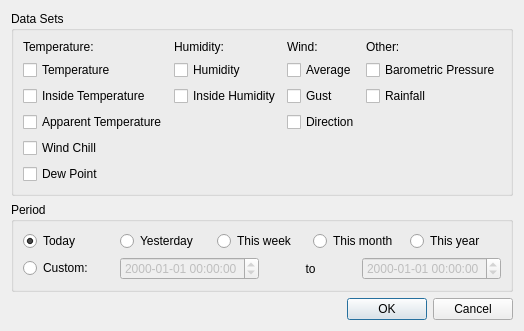
davidrg/zxweather, file desktop/charts/chartoptionsdialog.ui: the form before one commit.
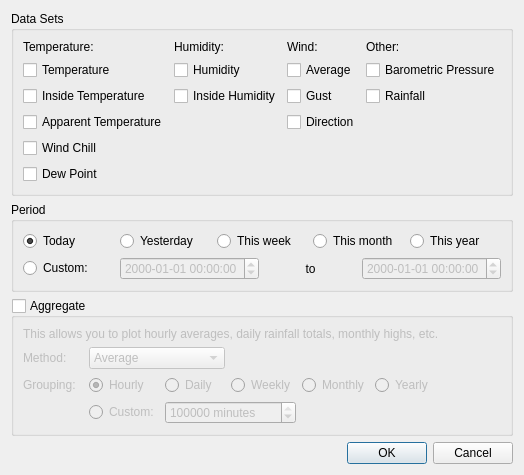
The form after the commit. Icons and pictures are not drawn.

Patch:
```diff
--- a/desktop/charts/chartoptionsdialog.ui
+++ b/desktop/charts/chartoptionsdialog.ui
@@ -7,7 +7,7 @@
     <x>0</x>
     <y>0</y>
     <width>468</width>
-    <height>292</height>
+    <height>419</height>
    </rect>
   </property>
   <property name="windowTitle">
@@ -18,16 +18,6 @@
     <normaloff>:/icons/chart-edit</normaloff>:/icons/chart-edit</iconset>
   </property>
   <layout class="QGridLayout" name="gridLayout_4">
-   <item row="2" column="0" colspan="2">
-    <widget class="QDialogButtonBox" name="buttonBox">
-     <property name="orientation">
-      <enum>Qt::Horizontal</enum>
-     </property>
-     <property name="standardButtons">
-      <set>QDialogButtonBox::Cancel|QDialogButtonBox::Ok</set>
-     </property>
-    </widget>
-   </item>
    <item row="0" column="0" colspan="2">
     <widget class="QGroupBox" name="groupBox_2">
      <property name="title">
@@ -273,6 +263,157 @@
      </layout>
     </widget>
    </item>
+   <item row="2" column="0" colspan="2">
+    <widget class="QGroupBox" name="gbAggregate">
+     <property name="title">
+      <string>Aggregate</string>
+     </property>
+     <property name="checkable">
+      <bool>true</bool>
+     </property>
+     <property name="checked">
+      <bool>false</bool>
+     </property>
+     <layout class="QGridLayout" name="gridLayout">
+      <item row="0" column="0" colspan="7">
+       <widget class="QLabel" name="label_9">
+        <property name="text">
+         <string>This allows you to plot hourly averages, daily rainfall totals, monthly highs, etc.</string>
+        </property>
+        <property name="wordWrap">
+         <bool>true</bool>
+        </property>
+       </widget>
+      </item>
+      <item row="2" column="1">
+       <widget class="QRadioButton" name="rbHourly">
+        <property name="toolTip">
+         <string>60 minutes</string>
+        </property>
+        <property name="text">
+         <string>Hourly</string>
+        </property>
+        <property name="checked">
+         <bool>true</bool>
+        </property>
+       </widget>
+      </item>
+      <item row="1" column="0">
+       <widget class="QLabel" name="label_7">
+        <property name="text">
+         <string>Method:</string>
+        </property>
+       </widget>
+      </item>
+      <item row="2" column="4">
+       <widget class="QRadioButton" name="rbMonthly">
+        <property name="text">
+         <string>Monthly</string>
+        </property>
+       </widget>
+      </item>
+      <item row="2" column="0">
+       <widget class="QLabel" name="label_8">
+        <property name="text">
+         <string>Grouping:</string>
+        </property>
+       </widget>
+      </item>
+      <item row="3" column="1">
+       <widget class="QRadioButton" name="rbCustom">
+        <property name="text">
+         <string>Custom:</string>
+        </property>
+       </widget>
+      </item>
+      <item row="2" column="2">
+       <widget class="QRadioButton" name="rbDaily">
+        <property name="toolTip">
+         <string>1440 minutes</string>
+        </property>
+        <property name="text">
+         <string>Daily</string>
+        </property>
+       </widget>
+      </item>
+      <item row="2" column="5">
+       <widget class="QRadioButton" name="rbYearly">
+        <property name="toolTip">
+         <string/>
+        </property>
+        <property name="text">
+         <string>Yearly</string>
+        </property>
+       </widget>
+      </item>
+      <item row="2" column="3">
+       <widget class="QRadioButton" name="rbWeekly">
+        <property name="toolTip">
+         <string>10080 minutes</string>
+        </property>
+        <property name="text">
+         <string>Weekly</string>
+        </property>
+       </widget>
+      </item>
+      <item row="3" column="2" colspan="2">
+       <widget class="QSpinBox" name="sbCustomMinutes">
+        <property name="suffix">
+         <string> minutes</string>
+        </property>
+        <property name="minimum">
+         <number>0</number>
+        </property>
+        <property name="maximum">
+         <number>9999999</number>
+        </property>
+        <property name="value">
+         <number>1051898</number>
+        </property>
+       </widget>
+      </item>
+      <item row="1" column="1" colspan="2">
+       <widget class="QComboBox" name="cbMethod">
+        <item>
+         <property name="text">
+          <string>Average</string>
+         </property>
+        </item>
+        <item>
+         <property name="text">
+          <string>Minimum</string>
+         </property>
+        </item>
+        <item>
+         <property name="text">
+          <string>Maximum</string>
+         </property>
+        </item>
+        <item>
+         <property name="text">
+          <string>Sum</string>
+         </property>
+        </item>
+        <item>
+         <property name="text">
+          <string>Running Total</string>
+         </property>
+        </item>
+       </widget>
+      </item>
+     </layout>
+    </widget>
+   </item>
+   <item row="3" column="0" colspan="2">
+    <widget class="QDialogButtonBox" name="buttonBox">
+     <property name="orientation">
+      <enum>Qt::Horizontal</enum>
+     </property>
+     <property name="standardButtons">
+      <set>QDialogButtonBox::Cancel|QDialogButtonBox::Ok</set>
+     </property>
+    </widget>
+   </item>
   </layout>
  </widget>
  <tabstops>
```
Left out of the diff: 4 changed lines with no effect on the pictures.
